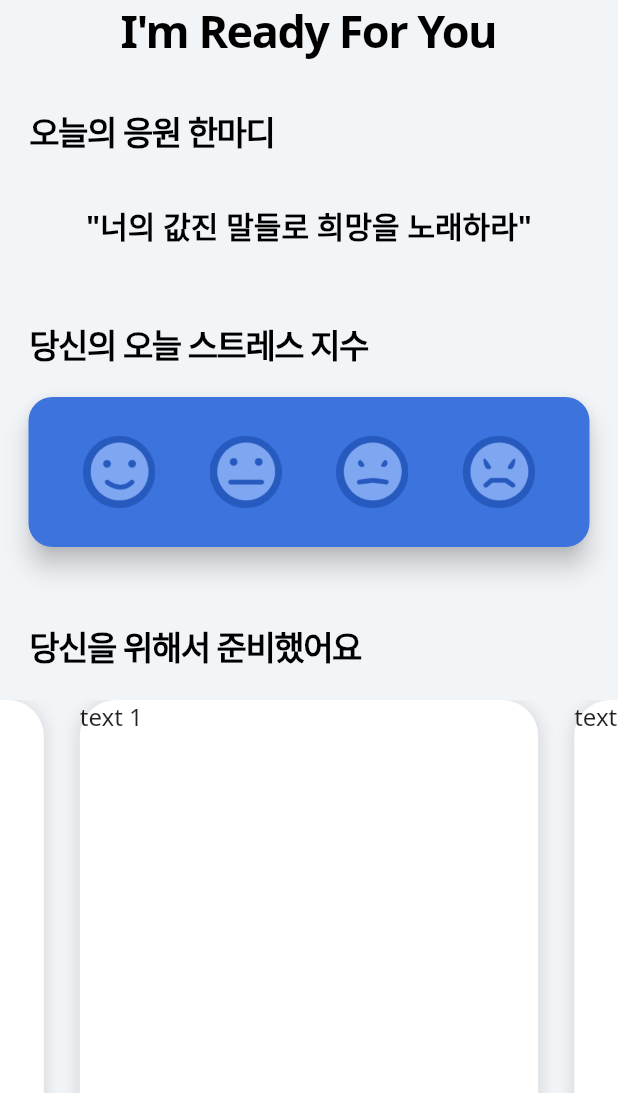
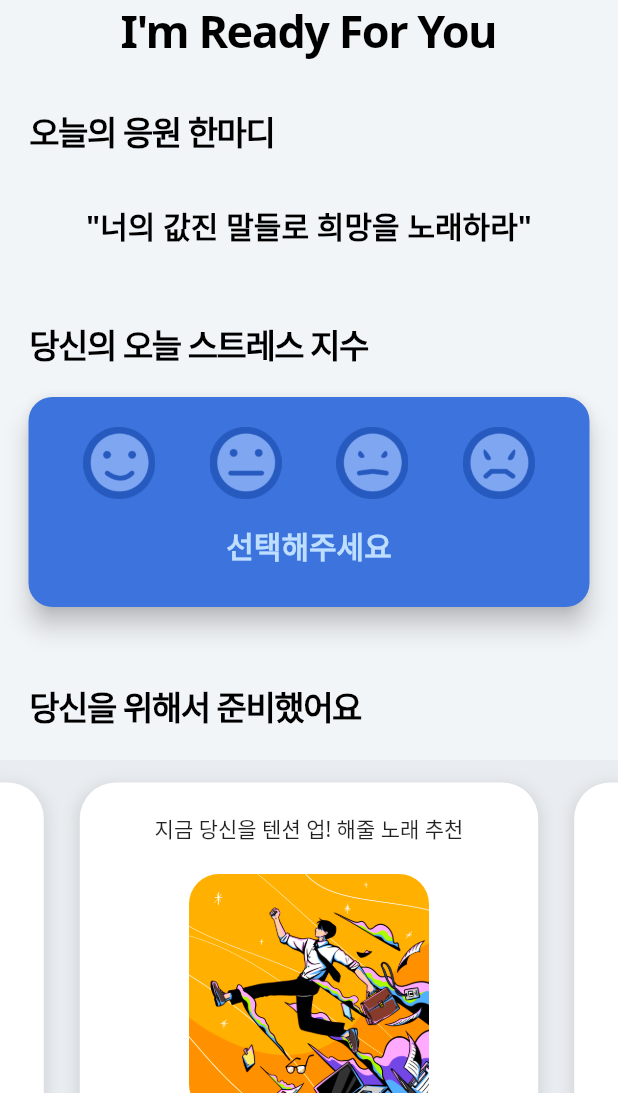
Before and after one commit to minsung521/IRFY, a Flutter app: the screen it shows after launch, on a phone screen of 412 x 824 dp, the part 143-1236 px from its top. Run offline on Flutter 3.47's test engine with Material 2 defaults, Android fonts, the phone set to English and light mode, and no system bars; drawn by our look-alikes of carousel_slider.

Commit message:
song requests container design

```diff
--- a/lib/main.dart
+++ b/lib/main.dart
@@ -4,16 +4,15 @@ import 'myhome.dart';
 void main() => runApp(MyApp());
 
 class MyApp extends StatelessWidget {
-  const MyApp({ Key key }) : super(key: key);
+  const MyApp({Key key}) : super(key: key);
 
   @override
   Widget build(BuildContext context) {
     return MaterialApp(
       theme: ThemeData(
-        scaffoldBackgroundColor: const Color(0xffF2F5F8),
-        primarySwatch: Colors.blue,
-        fontFamily: 'NotoSans',
-        ),
+          scaffoldBackgroundColor: Color(0xffF2F5F8),
+          fontFamily: 'NotoSans',
+          primaryColor: Color(0xff3D73DD)),
       debugShowCheckedModeBanner: false,
       home: MyHome(),
     );
--- a/lib/myhome.dart
+++ b/lib/myhome.dart
@@ -6,10 +6,23 @@ class MyHome extends StatefulWidget {
   _HomeState createState() => _HomeState();
 }
 
+// class Quote {
+//   String saying;
+
+//   Quote(String saying) {
+//     this.saying = saying;
+//   }
+// }
+
+class CarouselElement {
+  String text;
+}
+
 class _HomeState extends State<MyHome> {
   String saying = "너의 값진 말들로 희망을 노래하라";
-  num _current = 0;
+
   final mTitleSize = 22.0;
+
   @override
   Widget build(BuildContext context) {
     return Scaffold(
@@ -125,8 +138,13 @@ class _HomeState extends State<MyHome> {
               color: const Color(0xff3D73DD),
               elevation: 7,
               child: Container(
-                height: 100,
-                child: Row(
+                height: 140,
+                child: Column(
+                  children: [
+                    SizedBox(
+                      height: 20,
+                    ),
+                    Row(
                       mainAxisAlignment: MainAxisAlignment.spaceEvenly,
                       children: [
                         IconButton(
@@ -151,6 +169,19 @@ class _HomeState extends State<MyHome> {
                         ),
                       ],
                     ),
+                    SizedBox(
+                      height: 16,
+                    ),
+                    Text(
+                      "선택해주세요",
+                      style: TextStyle(
+                        color: Color(0xffBDDEFF),
+                        fontWeight: FontWeight.bold,
+                        fontSize: 20,
+                      ),
+                    )
+                  ],
+                ),
               ),
             ),
           ),
@@ -164,8 +195,11 @@ class _HomeState extends State<MyHome> {
                   fontWeight: FontWeight.bold,
                 )),
           ),
-          CarouselSlider(
-            options: CarouselOptions(height:330),
+          Container(
+            color: Color(0xffE9EDF1),
+            height: 360,
+            child: CarouselSlider(
+              options: CarouselOptions(height: 330),
               // onPageChanged : (i){
               //   setState(() {
               //     _current = i;
@@ -176,16 +210,11 @@ class _HomeState extends State<MyHome> {
                 return Builder(
                   builder: (BuildContext context) {
                     return Container(
-                      // height: 300,
                         width: MediaQuery.of(context).size.width,
                         margin: EdgeInsets.symmetric(horizontal: 12.0),
                         decoration: BoxDecoration(
-                        borderRadius: BorderRadius.only(
-                          bottomLeft: const Radius.circular(24),
-                          bottomRight: const Radius.circular(24),
-                          topLeft: const Radius.circular(24),
-                          topRight: const Radius.circular(24),
-                        ),
+                          borderRadius:
+                              BorderRadius.all(const Radius.circular(24)),
                           color: const Color(0xffFFFFFF),
                           boxShadow: [
                             BoxShadow(
@@ -196,14 +225,59 @@ class _HomeState extends State<MyHome> {
                             )
                           ],
                         ),
+                        child: Column(
+                          children: [
+                            Padding(
+                              padding: const EdgeInsets.all(20.0),
                               child: Text(
-                        'text $i',
-                        style: TextStyle(fontSize: 16.0),
+                                "지금 당신을 텐션 업! 해줄 노래 추천",
+                                style: TextStyle(
+                                  fontSize: 14,
                                 ),
-                    );
+                              ),
+                            ),
+                            ClipRRect(
+                              borderRadius: BorderRadius.circular(20),
+                              child: Image(
+                                image: AssetImage("assets/hangup.jpg"),
+                                width: 160,
+                                height: 160,
+                                fit: BoxFit.fill,
+                              ),
+                            ),
+                            Padding(
+                              padding: const EdgeInsets.all(10.0),
+                              child: Row(
+                                mainAxisAlignment: MainAxisAlignment.center,
+                                children: [
+                                  Text(
+                                    "퇴사 ",
+                                    style:
+                                        TextStyle(fontWeight: FontWeight.bold),
+                                  ),
+                                  Text('- Anonymous Artist'),
+                                ],
+                              ),
+                            ),
+                            SizedBox(
+                              width: 200,
+                              child: ElevatedButton(
+                                  style: ElevatedButton.styleFrom(
+                                    primary: Color(0xff3D73DD),
+                                    onPrimary: Colors.white,
+                                    shape: RoundedRectangleBorder(
+                                      borderRadius: BorderRadius.circular(8.0),
+                                    ),
+                                  ),
+                                  onPressed: () {},
+                                  child: Text("플레이 리스트 더보기")),
+                            ),
+                          ],
+                        ));
                   },
                 );
               }).toList(),
+            ),
           ),
           SizedBox(
             height: 30,
```
Also changed, not shown: assets/.png (added), assets/about.png (added), assets/facebook.png (added), assets/hangup.jpg (added), assets/irfyme.png (added). Lines whose indentation alone changed are shown as unchanged.
